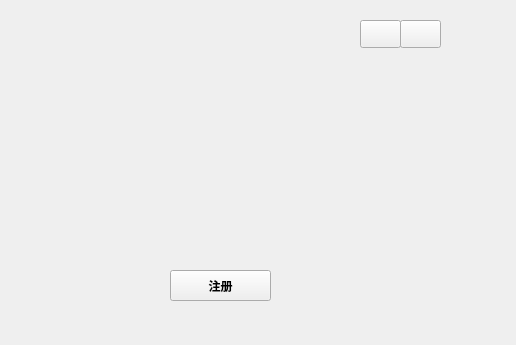
Before: the Qt Designer form qt/UI/register.ui in entropy2333/MyCloud, drawn with Qt 5.
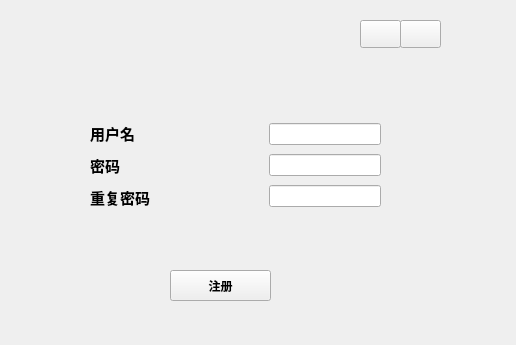
After: the same form once the commit is applied.

What changed in the file:
```diff
--- a/qt/UI/register.ui
+++ b/qt/UI/register.ui
@@ -44,6 +44,93 @@
       <string>注册</string>
      </property>
     </widget>
+    <widget class="QWidget" name="layoutWidget">
+     <property name="geometry">
+      <rect>
+       <x>80</x>
+       <y>70</y>
+       <width>291</width>
+       <height>90</height>
+      </rect>
+     </property>
+     <layout class="QHBoxLayout" name="horizontalLayout">
+      <item>
+       <layout class="QVBoxLayout" name="verticalLayout">
+        <item>
+         <widget class="QLabel" name="label">
+          <property name="font">
+           <font>
+            <family>幼圆</family>
+            <pointsize>11</pointsize>
+            <weight>75</weight>
+            <bold>true</bold>
+           </font>
+          </property>
+          <property name="text">
+           <string>用户名</string>
+          </property>
+         </widget>
+        </item>
+        <item>
+         <widget class="QLabel" name="label_2">
+          <property name="font">
+           <font>
+            <family>幼圆</family>
+            <pointsize>11</pointsize>
+            <weight>75</weight>
+            <bold>true</bold>
+           </font>
+          </property>
+          <property name="text">
+           <string>密码</string>
+          </property>
+         </widget>
+        </item>
+        <item>
+         <widget class="QLabel" name="label_3">
+          <property name="font">
+           <font>
+            <family>幼圆</family>
+            <pointsize>11</pointsize>
+            <weight>75</weight>
+            <bold>true</bold>
+           </font>
+          </property>
+          <property name="text">
+           <string>重复密码</string>
+          </property>
+         </widget>
+        </item>
+       </layout>
+      </item>
+      <item>
+       <spacer name="horizontalSpacer">
+        <property name="orientation">
+         <enum>Qt::Horizontal</enum>
+        </property>
+        <property name="sizeHint" stdset="0">
+         <size>
+          <width>40</width>
+          <height>20</height>
+         </size>
+        </property>
+       </spacer>
+      </item>
+      <item>
+       <layout class="QVBoxLayout" name="verticalLayout_2">
+        <item>
+         <widget class="QLineEdit" name="lineEdit"/>
+        </item>
+        <item>
+         <widget class="QLineEdit" name="lineEdit_2"/>
+        </item>
+        <item>
+         <widget class="QLineEdit" name="lineEdit_3"/>
+        </item>
+       </layout>
+      </item>
+     </layout>
+    </widget>
    </widget>
    <widget class="QWidget" name="widget_3" native="true">
     <property name="geometry">
```
